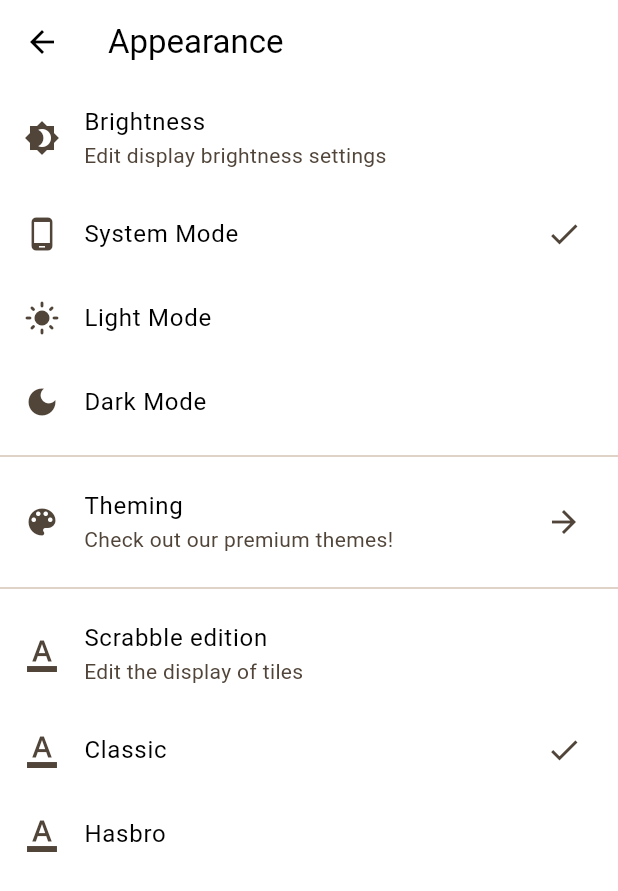
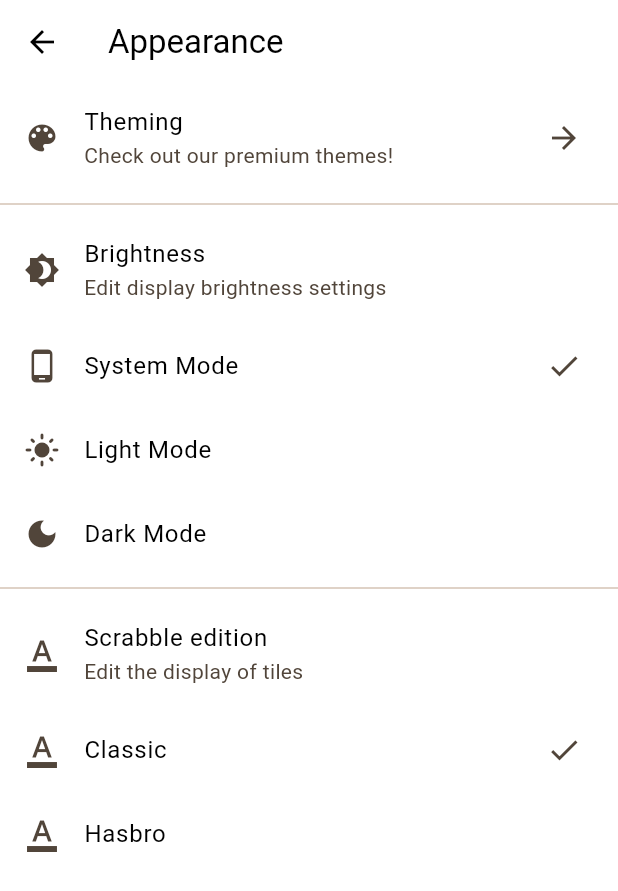
Before and after one commit to joseph-belmonte/tile-tallier, a Flutter app: the AppearanceSettingsPage screen opened directly, on a phone screen of 412 x 824 dp. Shown: the top 891 px of the screen. Run offline on Flutter 3.47's test engine with Material 3 defaults, Android fonts, the light colour scheme and no system bars; our stand-ins replace animate_do, carousel_slider, flex_color_scheme, flutter_markdown, flutter_riverpod, flutter_secure_storage and 6 more; missing offline and left inert: accessibility_tools, feedback, flutter_confetti, flutter_email_sender, purchases_flutter; accounts and stored records are empty; statements that could not run were skipped; project files that could hold a hidden picture were left out.

Commit message:
Update appearance_settings.dart
put premium tile up top

```diff
--- a/client/lib/features/edit_settings/presentation/screens/appearance_settings.dart
+++ b/client/lib/features/edit_settings/presentation/screens/appearance_settings.dart
@@ -25,42 +25,6 @@ class AppearanceSettingsPage extends ConsumerWidget {
       body: ListView(
         children: <Widget>[
           ListTile(
-            title: const Text('Brightness'),
-            leading: const Icon(Icons.brightness_4),
-            subtitle: const Text('Edit display brightness settings'),
-          ),
-          ListTile(
-            title: const Text('System Mode'),
-            leading: const Icon(Icons.phone_android),
-            trailing: themeMode.index == 0
-                ? AnimateInCheckIcon()
-                : AnimateOutCheckIcon(),
-            onTap: () => ref
-                .read(Settings.themeModeProvider.notifier)
-                .set(ThemeMode.system),
-          ),
-          ListTile(
-            title: const Text('Light Mode'),
-            leading: const Icon(Icons.light_mode),
-            trailing: themeMode.index == 1
-                ? AnimateInCheckIcon()
-                : AnimateOutCheckIcon(),
-            onTap: () => ref
-                .read(Settings.themeModeProvider.notifier)
-                .set(ThemeMode.light),
-          ),
-          ListTile(
-            title: const Text('Dark Mode'),
-            leading: const Icon(Icons.dark_mode),
-            trailing: themeMode.index == 2
-                ? AnimateInCheckIcon()
-                : AnimateOutCheckIcon(),
-            onTap: () => ref
-                .read(Settings.themeModeProvider.notifier)
-                .set(ThemeMode.dark),
-          ),
-          Divider(),
-          ListTile(
             title: const Text('Theming'),
             subtitle: const Text('Check out our premium themes!'),
             leading: const Icon(Icons.color_lens),
@@ -69,6 +33,30 @@ class AppearanceSettingsPage extends ConsumerWidget {
               context,
               MaterialPageRoute(builder: (_) => ThemeScreen()),
             ),
+          ),
+          Divider(),
+          ListTile(
+            title: const Text('Brightness'),
+            leading: const Icon(Icons.brightness_4),
+            subtitle: const Text('Edit display brightness settings'),
+          ),
+          ListTile(
+            title: const Text('System Mode'),
+            leading: const Icon(Icons.phone_android),
+            trailing: themeMode.index == 0 ? AnimateInCheckIcon() : AnimateOutCheckIcon(),
+            onTap: () => ref.read(Settings.themeModeProvider.notifier).set(ThemeMode.system),
+          ),
+          ListTile(
+            title: const Text('Light Mode'),
+            leading: const Icon(Icons.light_mode),
+            trailing: themeMode.index == 1 ? AnimateInCheckIcon() : AnimateOutCheckIcon(),
+            onTap: () => ref.read(Settings.themeModeProvider.notifier).set(ThemeMode.light),
+          ),
+          ListTile(
+            title: const Text('Dark Mode'),
+            leading: const Icon(Icons.dark_mode),
+            trailing: themeMode.index == 2 ? AnimateInCheckIcon() : AnimateOutCheckIcon(),
+            onTap: () => ref.read(Settings.themeModeProvider.notifier).set(ThemeMode.dark),
           ),
           Divider(),
           ListTile(
@@ -82,8 +70,7 @@ class AppearanceSettingsPage extends ConsumerWidget {
             trailing: scarbbleEdition == ScrabbleEdition.classic
                 ? AnimateInCheckIcon()
                 : AnimateOutCheckIcon(),
-            onTap: () => ref.read(scrabbleEditionProvider.notifier).state =
-                ScrabbleEdition.classic,
+            onTap: () => ref.read(scrabbleEditionProvider.notifier).state = ScrabbleEdition.classic,
           ),
           ListTile(
             title: const Text('Hasbro'),
@@ -91,8 +78,7 @@ class AppearanceSettingsPage extends ConsumerWidget {
             trailing: scarbbleEdition == ScrabbleEdition.hasbro
                 ? AnimateInCheckIcon()
                 : AnimateOutCheckIcon(),
-            onTap: () => ref.read(scrabbleEditionProvider.notifier).state =
-                ScrabbleEdition.hasbro,
+            onTap: () => ref.read(scrabbleEditionProvider.notifier).state = ScrabbleEdition.hasbro,
           ),
         ],
       ),
```
